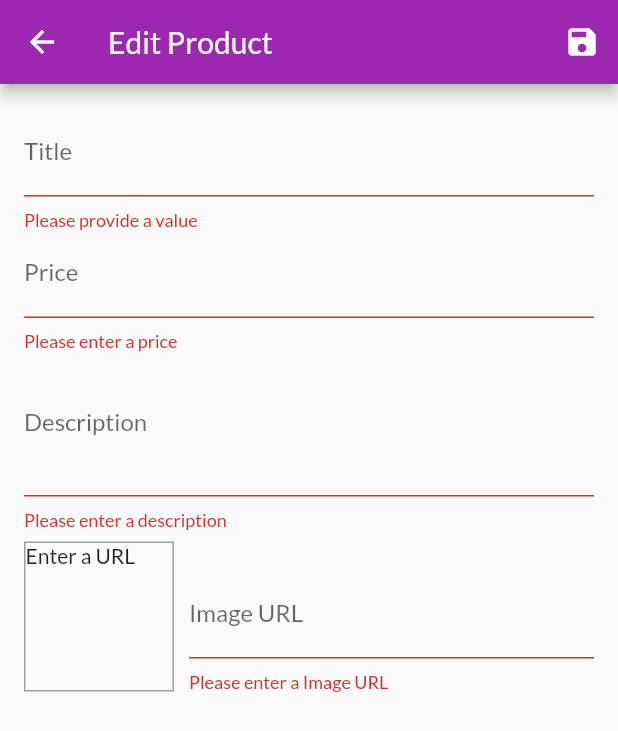
After one commit to sumithpdd/flutter_complete_guide, a Flutter app: the EditProductScreen screen opened by its route, after a tap on the "save" icon, on a phone screen of 412 x 824 dp. The commit adds this screen. Shown: the top 731 px of the screen. Run offline on Flutter 3.47's test engine with Material 2 defaults, Android fonts, the phone set to English and light mode, and no system bars; network calls fail.

Commit message:
add remove delete products and forms

```diff
--- a/shop_app/lib/main.dart
+++ b/shop_app/lib/main.dart
@@ -4,9 +4,11 @@ import 'package:shop_app/providers/cart.dart';
 import 'package:shop_app/providers/orders.dart';
 import 'package:shop_app/providers/products.dart';
 import 'package:shop_app/screens/cart_screen.dart';
+import 'package:shop_app/screens/edit_product_screen.dart';
 import 'package:shop_app/screens/orders_screen.dart';
 import 'package:shop_app/screens/product_detail_screen.dart';
 import 'package:shop_app/screens/products_overview_screen.dart';
+import 'package:shop_app/screens/user_products_screen.dart';
 
 void main() => runApp(MyApp());
 
@@ -37,6 +39,8 @@ class MyApp extends StatelessWidget {
           ProductDetailScreen.routeName: (ctx) => ProductDetailScreen(),
           CartScreen.routeName: (ctx) => CartScreen(),
           OrderScreen.routeName: (ctx) => OrderScreen(),
+          UserProductsScreen.routeName: (ctx) => UserProductsScreen(),
+          EditProductScreen.routeName: (ctx) => EditProductScreen(),
         },
       ),
     );
--- a/shop_app/lib/providers/products.dart
+++ b/shop_app/lib/providers/products.dart
@@ -20,7 +20,27 @@ class Products with ChangeNotifier {
   }
 
   void addProduct(Product product) {
-    _items.add(product);
+    final newProduct = Product(
+        id: DateTime.now().toString(),
+        title: product.title,
+        price: product.price,
+        description: product.description,
+        imageUrl: product.imageUrl);
+    _items.add(newProduct);
     notifyListeners();
   }
+
+  void updateProduct(String id, Product newProduct) {
+    final prodIndex = _items.lastIndexWhere((prod) => prod.id == id);
+    if (prodIndex >= 0) {
+      _items[prodIndex] = newProduct;
+      notifyListeners();
+    } else {
+      print('product doesnot exit for id : $id');
+    }
+  }
+  void deleteProduct(String id){
+_items.removeWhere((prod)=>prod.id==id);
+notifyListeners();
+  }
 }
--- /dev/null
+++ b/shop_app/lib/screens/edit_product_screen.dart
@@ -0,0 +1,251 @@
+import 'package:flutter/material.dart';
+import 'package:provider/provider.dart';
+import 'package:shop_app/providers/product.dart';
+import 'package:shop_app/providers/products.dart';
+
+class EditProductScreen extends StatefulWidget {
+  static const routeName = '/edit-product';
+  @override
+  _EditProductScreenState createState() => _EditProductScreenState();
+}
+
+class _EditProductScreenState extends State<EditProductScreen> {
+  final _priceFocusNode = FocusNode();
+  final _descriptionFocusNode = FocusNode();
+  final _imageUrlController = TextEditingController();
+  final _imageUrlFocusNode = FocusNode();
+  final _form = GlobalKey<FormState>();
+
+  Product _editedProduct =
+      Product(id: null, title: '', price: 0, description: '', imageUrl: '');
+
+  var _initValues = {
+    'title': '',
+    'price': '',
+    'description': '',
+    'imageurl': ''
+  };
+  var _isInit = true;
+
+  @override
+  void initState() {
+    _imageUrlFocusNode.addListener(_updateImageUrl);
+    super.initState();
+  }
+
+  @override
+  void didChangeDependencies() {
+    if (_isInit) {
+      final productId = ModalRoute.of(context).settings.arguments as String;
+       if (productId != null) {
+        _editedProduct = Provider.of<Products>(context).findById(productId);
+        _initValues = {
+          'title': _editedProduct.title,
+          'price': _editedProduct.price.toString(),
+          'description': _editedProduct.description,
+          'imageurl': '',
+        };
+        _imageUrlController.text = _editedProduct.imageUrl;
+      }
+    }
+    _isInit = false;
+    super.didChangeDependencies();
+  }
+
+  @override
+  void dispose() {
+    _priceFocusNode.dispose();
+    _descriptionFocusNode.dispose();
+    _imageUrlController.dispose();
+    _imageUrlFocusNode.removeListener(_updateImageUrl);
+    _imageUrlFocusNode.dispose();
+    super.dispose();
+  }
+
+  void _updateImageUrl() {
+    if (!_imageUrlFocusNode.hasFocus) {
+      setState(() {});
+    }
+  }
+
+  void _saveForm() {
+    final isvalid = _form.currentState.validate();
+    if (!isvalid) {
+      return;
+    }
+    _form.currentState.save();
+    if (_editedProduct.id != null) {
+      Provider.of<Products>(context, listen: false)
+          .updateProduct(_editedProduct.id, _editedProduct);
+    } else {
+      Provider.of<Products>(context, listen: false).addProduct(_editedProduct);
+    }
+  }
+
+  @override
+  Widget build(BuildContext context) {
+    print(_isInit);
+    return Scaffold(
+      appBar: AppBar(
+        title: Text('Edit Product'),
+        actions: <Widget>[
+          IconButton(
+            icon: Icon(Icons.save),
+            onPressed: _saveForm,
+          )
+        ],
+      ),
+      body: Padding(
+        padding: const EdgeInsets.all(16.0),
+        child: Form(
+          key: _form,
+          child: ListView(
+            children: <Widget>[
+              TextFormField(
+                initialValue: _initValues['title'],
+                decoration: InputDecoration(
+                  labelText: 'Title',
+                ),
+                textInputAction: TextInputAction.next,
+                onFieldSubmitted: (_) {
+                  FocusScope.of(context).requestFocus(_priceFocusNode);
+                },
+                onSaved: (value) {
+                  _editedProduct = Product(
+                      title: value,
+                      price: _editedProduct.price,
+                      description: _editedProduct.description,
+                      imageUrl: _editedProduct.imageUrl,
+                      id: _editedProduct.id,
+                      isFavorite: _editedProduct.isFavorite);
+                },
+                validator: (value) {
+                  if (value.isEmpty) {
+                    return 'Please provide a value';
+                  }
+                  return null;
+                },
+              ),
+              TextFormField(
+                initialValue: _initValues['price'],
+                decoration: InputDecoration(
+                  labelText: 'Price',
+                ),
+                textInputAction: TextInputAction.next,
+                keyboardType: TextInputType.number,
+                focusNode: _priceFocusNode,
+                onFieldSubmitted: (_) {
+                  FocusScope.of(context).requestFocus(_descriptionFocusNode);
+                },
+                onSaved: (value) {
+                  _editedProduct = Product(
+                      title: _editedProduct.title,
+                      price: double.parse(value),
+                      description: _editedProduct.description,
+                      imageUrl: _editedProduct.imageUrl,
+                      id: _editedProduct.id,
+                      isFavorite: _editedProduct.isFavorite);
+                },
+                validator: (value) {
+                  if (value.isEmpty) {
+                    return 'Please enter a price';
+                  }
+
+                  if (double.tryParse(value) == null) {
+                    return 'Please enter a valid number';
+                  }
+                  if (double.tryParse(value) <= 0) {
+                    return 'Please enter a number greater than 0';
+                  }
+                  return null;
+                },
+              ),
+              TextFormField(
+                initialValue: _initValues['description'],
+                decoration: InputDecoration(
+                  labelText: 'Description',
+                ),
+                maxLines: 3,
+                keyboardType: TextInputType.multiline,
+                textInputAction: TextInputAction.next,
+                focusNode: _descriptionFocusNode,
+                onSaved: (value) {
+                  _editedProduct = Product(
+                      title: _editedProduct.title,
+                      price: _editedProduct.price,
+                      description: value,
+                      imageUrl: _editedProduct.imageUrl,
+                      id: _editedProduct.id,
+                      isFavorite: _editedProduct.isFavorite);
+                },
+                validator: (value) {
+                  if (value.isEmpty) {
+                    return 'Please enter a description';
+                  }
+
+                  if (value.length < 10) {
+                    return 'Please a long validation';
+                  }
+                  return null;
+                },
+              ),
+              Row(
+                crossAxisAlignment: CrossAxisAlignment.end,
+                children: <Widget>[
+                  Container(
+                    width: 100,
+                    height: 100,
+                    margin: EdgeInsets.only(top: 8, right: 10),
+                    decoration: BoxDecoration(
+                      border: Border.all(width: 1, color: Colors.grey),
+                    ),
+                    child: _imageUrlController.text.isEmpty
+                        ? Text('Enter a URL')
+                        : FittedBox(
+                            child: Image.network(_imageUrlController.text),
+                            fit: BoxFit.cover,
+                          ),
+                  ),
+                  Expanded(
+                    child: TextFormField(
+                      decoration: InputDecoration(
+                        labelText: 'Image URL',
+                      ),
+                      keyboardType: TextInputType.url,
+                      textInputAction: TextInputAction.done,
+                      controller: _imageUrlController,
+                      focusNode: _imageUrlFocusNode,
+                      onFieldSubmitted: (_) {
+                        _saveForm();
+                      },
+                      onSaved: (value) {
+                        _editedProduct = Product(
+                            title: _editedProduct.title,
+                            price: _editedProduct.price,
+                            description: _editedProduct.description,
+                            imageUrl: value,
+                            id: _editedProduct.id,
+                            isFavorite: _editedProduct.isFavorite);
+                      },
+                      validator: (value) {
+                        if (value.isEmpty) {
+                          return 'Please enter a Image URL';
+                        }
+
+                        if (!value.startsWith('http') &&
+                            !value.startsWith('https')) {
+                          return 'Please a valid URL';
+                        }
+                        return null;
+                      },
+                    ),
+                  ),
+                ],
+              )
+            ],
+          ),
+        ),
+      ),
+    );
+  }
+}
--- a/shop_app/lib/screens/orders_screen.dart
+++ b/shop_app/lib/screens/orders_screen.dart
@@ -5,7 +5,7 @@ import 'package:shop_app/widgets/app_drawer.dart';
 import 'package:shop_app/widgets/order_item.dart';
 
 class OrderScreen extends StatelessWidget {
-  static const routeName = '/OrderScreen';
+  static const routeName = '/Order-Screen';
   @override
   Widget build(BuildContext context) {
     final orderData = Provider.of<Orders>(context);
--- a/shop_app/lib/screens/products_overview_screen.dart
+++ b/shop_app/lib/screens/products_overview_screen.dart
@@ -1,7 +1,6 @@
 import 'package:flutter/material.dart';
 import 'package:provider/provider.dart';
 import 'package:shop_app/providers/cart.dart';
-import 'package:shop_app/providers/products.dart';
 import 'package:shop_app/screens/cart_screen.dart';
 import 'package:shop_app/widgets/app_drawer.dart';
 import 'package:shop_app/widgets/badge.dart';
--- a/shop_app/lib/widgets/app_drawer.dart
+++ b/shop_app/lib/widgets/app_drawer.dart
@@ -1,6 +1,7 @@
 import 'package:flutter/cupertino.dart';
 import 'package:flutter/material.dart';
 import 'package:shop_app/screens/orders_screen.dart';
+import 'package:shop_app/screens/user_products_screen.dart';
 
 class AppDrawer extends StatelessWidget {
   @override
@@ -27,6 +28,15 @@ class AppDrawer extends StatelessWidget {
             onTap: () {
               Navigator.of(context).pushReplacementNamed(OrderScreen.routeName);
             },
+          ),
+          Divider(),
+          ListTile(
+            leading: Icon(Icons.edit),
+            title: Text('Manage Products'),
+            onTap: () {
+              Navigator.of(context)
+                  .pushReplacementNamed(UserProductsScreen.routeName);
+            },
           )
         ],
       ),
```
Also changed, not shown: shop_app/lib/screens/user_products_screen.dart (added, +41 -0 lines), shop_app/lib/widgets/user_product_item.dart (added, +44 -0 lines), 1 other file.
